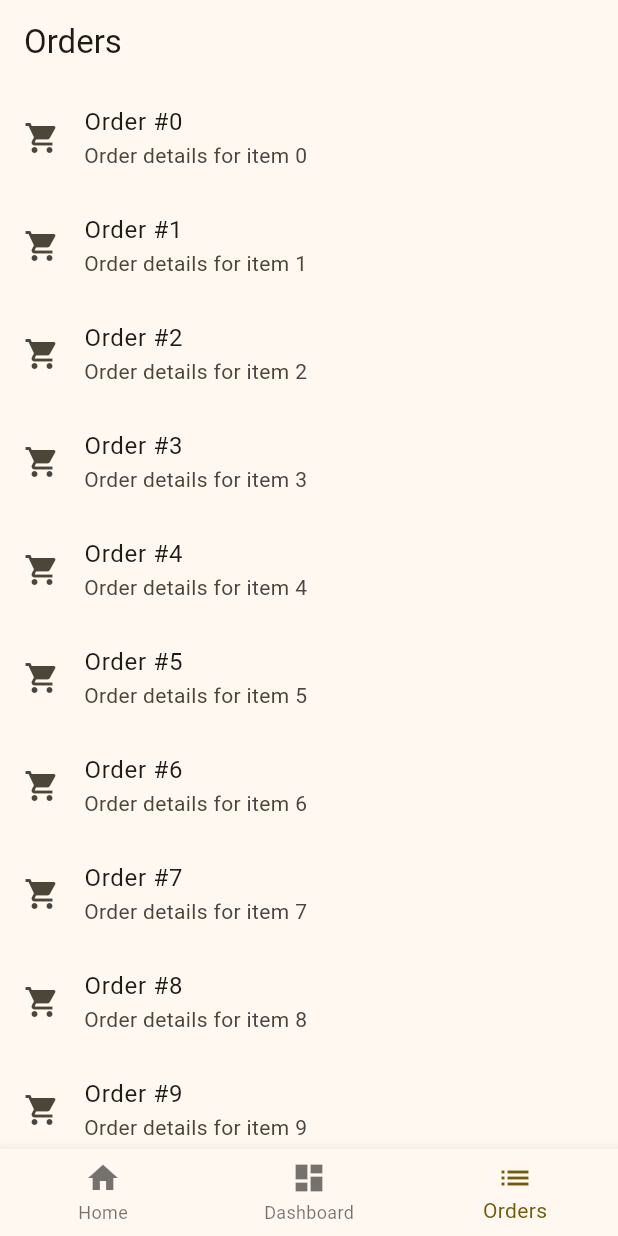
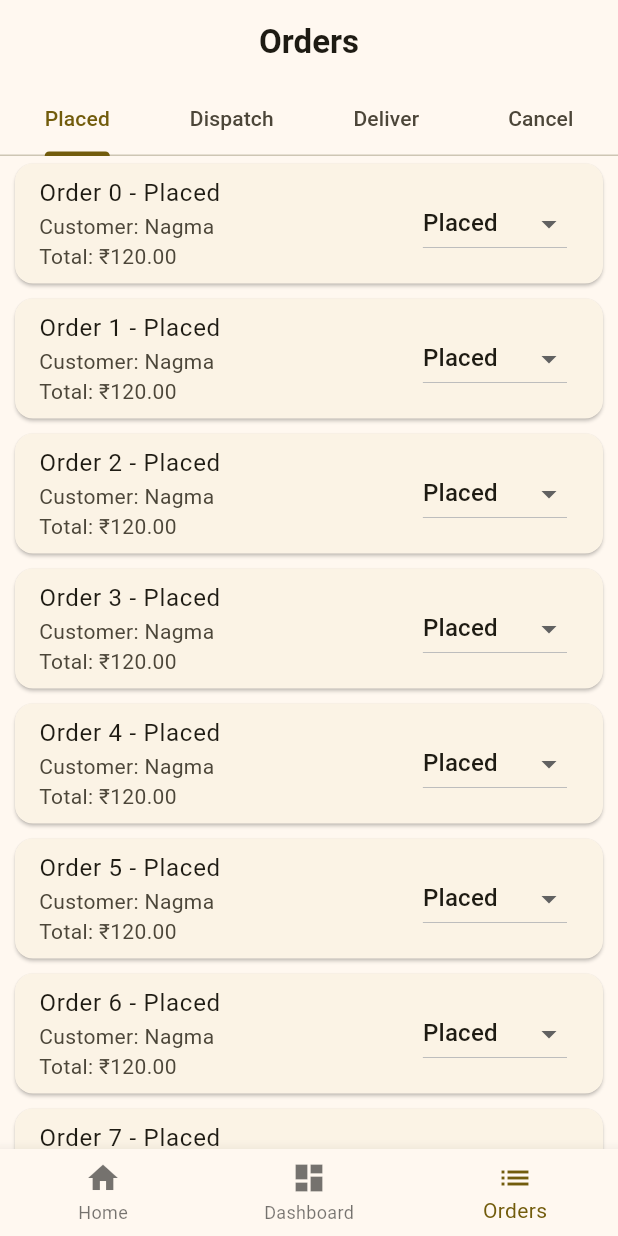
Before and after one commit to Stalincode1/nutro_erp, a Flutter app: the screen it shows after launch, item 3 of the bottom bar chosen, on a phone screen of 412 x 824 dp. Run offline on Flutter 3.47's test engine with Material 3 defaults, Android fonts, the phone set to English and light mode, and no system bars; our stand-ins replace carousel_slider, google_fonts, image_picker, otp_text_field, shared_preferences, shimmer; missing offline and left inert: dart_ping; network calls fail.

Commit message:
admin orders tab

```diff
--- a/client/lib/screens/admin/orders_page.dart
+++ b/client/lib/screens/admin/orders_page.dart
@@ -1,30 +1,90 @@
+//orders nutro
+
 import 'package:flutter/material.dart';
 
 class OrdersPage extends StatefulWidget {
-  static const routeName = '/orders';
   const OrdersPage({super.key});
 
   @override
-  State<OrdersPage> createState() => _MyOrdersPage();
+  State<OrdersPage> createState() => _OrdersPageState();
 }
 
-class _MyOrdersPage extends State<OrdersPage> {
+class _OrdersPageState extends State<OrdersPage> with SingleTickerProviderStateMixin {
+  late TabController _tabController;
+
+  @override
+  void initState() {
+    super.initState();
+    _tabController = TabController(length: 4, vsync: this);
+  }
+
+  @override
+  void dispose() {
+    _tabController.dispose();
+    super.dispose();
+  }
+
   @override
   Widget build(BuildContext context) {
     return Scaffold(
       appBar: AppBar(
-        title: Text('Orders'),
+        centerTitle: true,
+        title: const Text('Orders',style: TextStyle(fontWeight: FontWeight.bold),),
+        bottom: TabBar(
+          controller: _tabController,
+          tabs: const [
+            Tab(text: 'Placed'),
+            Tab(text: 'Dispatch'),
+            Tab(text: 'Deliver'),
+            Tab(text: 'Cancel'),
+          ],
+        ),
       ),
-      body: ListView.builder(
-        itemCount: 10, // Example data count
-        itemBuilder: (context, index) {
-          return ListTile(
-            leading: Icon(Icons.shopping_cart),
-            title: Text('Order #$index'),
-            subtitle: Text('Order details for item $index'), // Example data
-          );
-        },
+      body: TabBarView(
+        controller: _tabController,
+        children: [
+          _buildOrdersList('Placed'),
+          _buildOrdersList('Dispatched'),
+          _buildOrdersList('Delivered'),
+          _buildOrdersList('Cancelled'),
+        ],
       ),
     );
   }
+
+  Widget _buildOrdersList(String orderStatus) {
+    // Replace this with real data
+    List<String> orders = List.generate(10, (index) => 'Order $index - $orderStatus');
+
+    return ListView.builder(
+      itemCount: orders.length,
+      itemBuilder: (context, index) {
+        return Card(
+          margin: const EdgeInsets.symmetric(horizontal: 10, vertical: 5),
+          child: ListTile(
+            title: Text(orders[index]),
+            subtitle: Text('Customer: Nagma \nTotal: \₹120.00'),
+            trailing: orderStatus == 'Placed'
+                ? _buildStatusDropdown()
+                : Text(orderStatus), // Show status for other tabs
+          ),
+        );
+      },
+    );
+  }
+
+  Widget _buildStatusDropdown() {
+    return DropdownButton<String>(
+      value: 'Placed',
+      items: const [
+        DropdownMenuItem(value: 'Placed', child: Text('Placed')),
+        DropdownMenuItem(value: 'Dispatched', child: Text('Dispatch')),
+        DropdownMenuItem(value: 'Delivered', child: Text('Delivered')),
+        DropdownMenuItem(value: 'Cancelled', child: Text('Cancelled')),
+      ],
+      onChanged: (String? newValue) {
+        // Implement order status change logic here
+      },
+    );
+  }
 }
```
